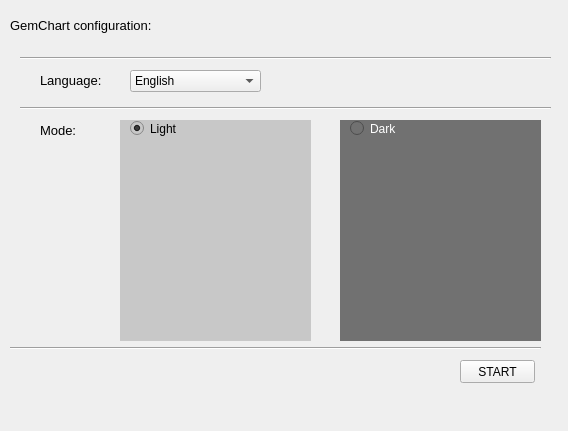
Above: Main_template/First_Time_Configuration.ui from kryzasada/GenChart-PYQT before the change. Below: the same form after it.
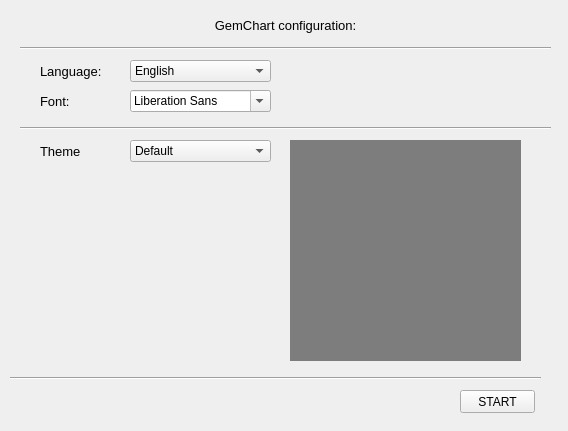
That is the form after the change.

Commit message: Update template: first time configuration

```diff
--- a/Main_template/First_Time_Configuration.ui
+++ b/Main_template/First_Time_Configuration.ui
@@ -17,9 +17,9 @@
    <widget class="QLabel" name="first_label">
     <property name="geometry">
      <rect>
-      <x>10</x>
+      <x>20</x>
       <y>0</y>
-      <width>261</width>
+      <width>531</width>
       <height>51</height>
      </rect>
     </property>
@@ -34,14 +34,17 @@
     <property name="text">
      <string>GemChart configuration:</string>
     </property>
+    <property name="alignment">
+     <set>Qt::AlignCenter</set>
+    </property>
    </widget>
    <widget class="QLabel" name="label_language">
     <property name="geometry">
      <rect>
       <x>40</x>
-      <y>70</y>
+      <y>60</y>
       <width>81</width>
-      <height>21</height>
+      <height>22</height>
      </rect>
     </property>
     <property name="font">
@@ -57,8 +60,8 @@
     <property name="geometry">
      <rect>
       <x>130</x>
-      <y>70</y>
-      <width>131</width>
+      <y>60</y>
+      <width>141</width>
       <height>22</height>
      </rect>
     </property>
@@ -73,24 +76,11 @@
      </property>
     </item>
    </widget>
-   <widget class="Line" name="line_2">
-    <property name="geometry">
-     <rect>
-      <x>20</x>
-      <y>100</y>
-      <width>531</width>
-      <height>16</height>
-     </rect>
-    </property>
-    <property name="orientation">
-     <enum>Qt::Horizontal</enum>
-    </property>
-   </widget>
    <widget class="Line" name="line_3">
     <property name="geometry">
      <rect>
       <x>10</x>
-      <y>340</y>
+      <y>370</y>
       <width>531</width>
       <height>16</height>
      </rect>
@@ -103,7 +93,7 @@
     <property name="geometry">
      <rect>
       <x>460</x>
-      <y>360</y>
+      <y>390</y>
       <width>75</width>
       <height>23</height>
      </rect>
@@ -112,80 +102,13 @@
      <string>START</string>
     </property>
    </widget>
-   <widget class="QWidget" name="widget_light_mode" native="true">
-    <property name="geometry">
-     <rect>
-      <x>120</x>
-      <y>120</y>
-      <width>191</width>
-      <height>221</height>
-     </rect>
-    </property>
-    <property name="styleSheet">
-     <string notr="true">background-color: rgb(200, 200, 200);</string>
-    </property>
-    <widget class="QRadioButton" name="button_light_mode">
-     <property name="geometry">
-      <rect>
-       <x>10</x>
-       <y>0</y>
-       <width>171</width>
-       <height>17</height>
-      </rect>
-     </property>
-     <property name="text">
-      <string>Light </string>
-     </property>
-     <property name="checked">
-      <bool>true</bool>
-     </property>
-    </widget>
-   </widget>
-   <widget class="QWidget" name="widget_dark_mode" native="true">
-    <property name="geometry">
-     <rect>
-      <x>340</x>
-      <y>120</y>
-      <width>201</width>
-      <height>221</height>
-     </rect>
-    </property>
-    <property name="styleSheet">
-     <string notr="true">background-color: rgb(113, 113, 113);</string>
-    </property>
-    <widget class="QRadioButton" name="button_dark_mode">
-     <property name="geometry">
-      <rect>
-       <x>10</x>
-       <y>0</y>
-       <width>181</width>
-       <height>17</height>
-      </rect>
-     </property>
-     <property name="styleSheet">
-      <string notr="true">color: rgb(255, 255, 255);</string>
-     </property>
-     <property name="text">
-      <string>Dark</string>
-     </property>
-     <property name="checkable">
-      <bool>true</bool>
-     </property>
-     <property name="checked">
-      <bool>false</bool>
-     </property>
-     <property name="autoRepeat">
-      <bool>false</bool>
-     </property>
-    </widget>
-   </widget>
    <widget class="QLabel" name="label_mode">
     <property name="geometry">
      <rect>
       <x>40</x>
-      <y>120</y>
+      <y>140</y>
       <width>81</width>
-      <height>21</height>
+      <height>22</height>
      </rect>
     </property>
     <property name="font">
@@ -194,14 +117,14 @@
      </font>
     </property>
     <property name="text">
-     <string>Mode:</string>
+     <string>Theme</string>
     </property>
    </widget>
    <widget class="Line" name="line_1">
     <property name="geometry">
      <rect>
       <x>20</x>
-      <y>50</y>
+      <y>40</y>
       <width>531</width>
       <height>16</height>
      </rect>
@@ -210,6 +133,87 @@
      <enum>Qt::Horizontal</enum>
     </property>
    </widget>
+   <widget class="QLabel" name="label_language_2">
+    <property name="geometry">
+     <rect>
+      <x>40</x>
+      <y>90</y>
+      <width>81</width>
+      <height>22</height>
+     </rect>
+    </property>
+    <property name="font">
+     <font>
+      <pointsize>10</pointsize>
+     </font>
+    </property>
+    <property name="text">
+     <string>Font:</string>
+    </property>
+   </widget>
+   <widget class="Line" name="line_5">
+    <property name="geometry">
+     <rect>
+      <x>20</x>
+      <y>120</y>
+      <width>531</width>
+      <height>16</height>
+     </rect>
+    </property>
+    <property name="orientation">
+     <enum>Qt::Horizontal</enum>
+    </property>
+   </widget>
+   <widget class="QFontComboBox" name="fontComboBox">
+    <property name="geometry">
+     <rect>
+      <x>130</x>
+      <y>90</y>
+      <width>141</width>
+      <height>22</height>
+     </rect>
+    </property>
+   </widget>
+   <widget class="QStackedWidget" name="stackedWidget">
+    <property name="geometry">
+     <rect>
+      <x>290</x>
+      <y>140</y>
+      <width>231</width>
+      <height>221</height>
+     </rect>
+    </property>
+    <property name="styleSheet">
+     <string notr="true">background-color: rgb(125, 125, 125);</string>
+    </property>
+    <widget class="QWidget" name="page"/>
+    <widget class="QWidget" name="page_2"/>
+   </widget>
+   <widget class="QComboBox" name="comboBox">
+    <property name="geometry">
+     <rect>
+      <x>130</x>
+      <y>140</y>
+      <width>141</width>
+      <height>22</height>
+     </rect>
+    </property>
+    <item>
+     <property name="text">
+      <string>Default</string>
+     </property>
+    </item>
+    <item>
+     <property name="text">
+      <string>Eclippy</string>
+     </property>
+    </item>
+    <item>
+     <property name="text">
+      <string>Ubuntu</string>
+     </property>
+    </item>
+   </widget>
   </widget>
  </widget>
  <resources/>
```
